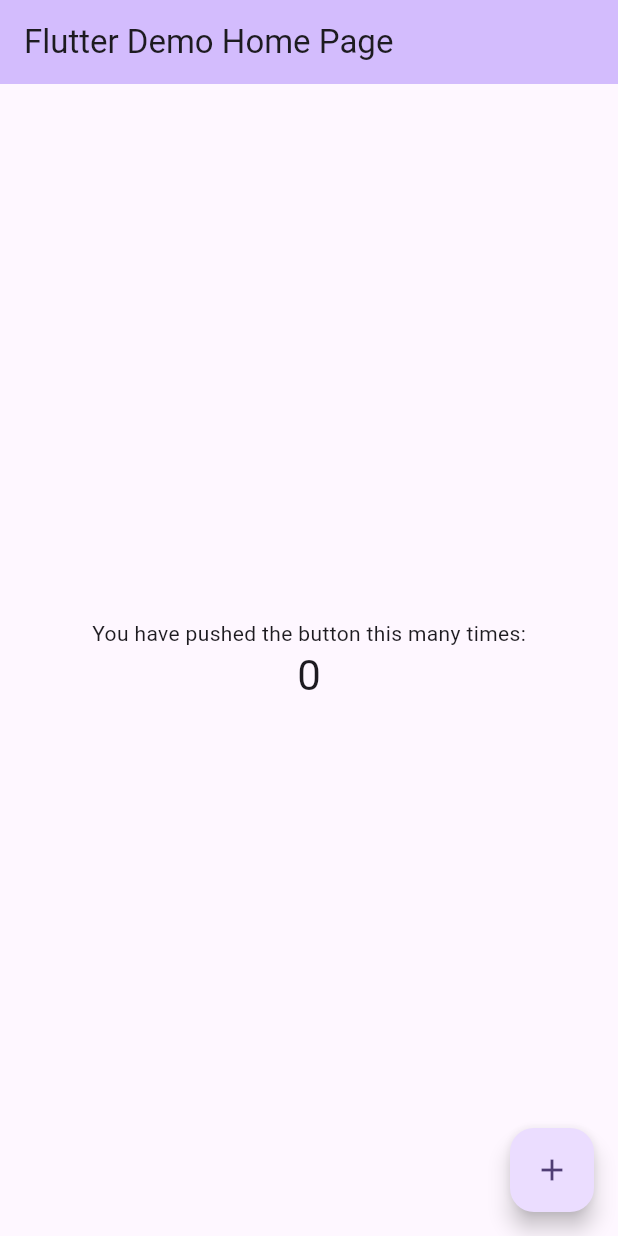
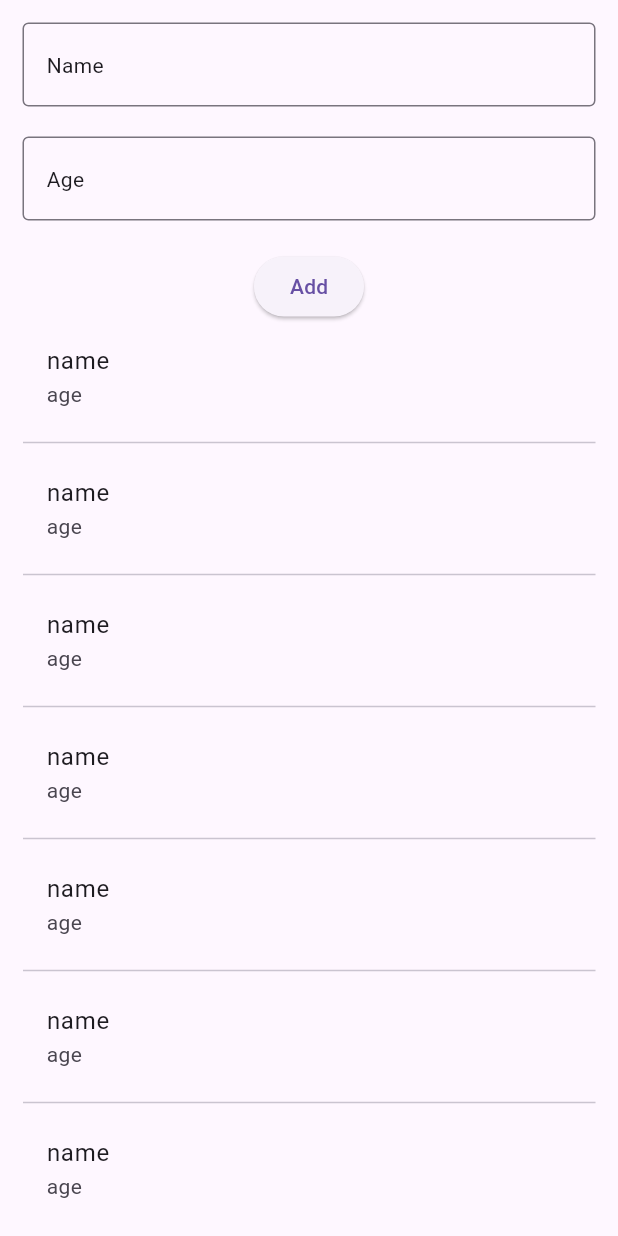
Before and after one commit to Ananduudayan180/flutter_samples, a Flutter app: the screen it shows after launch, on a phone screen of 412 x 824 dp. Run offline on Flutter 3.47's test engine with Material 3 defaults, Android fonts, the phone set to English and light mode, and no system bars.

Commit message:
feat(ui): add home screen with 2 text fields and a list

```diff
--- /dev/null
+++ b/hive_db_sample/lib/Screens/screen_home.dart
@@ -0,0 +1,24 @@
+import 'package:flutter/material.dart';
+import 'package:hive_db_sample/Screens/widgets/add_student_widget.dart';
+import 'package:hive_db_sample/Screens/widgets/list_student_widget.dart';
+
+class ScreenHome extends StatelessWidget {
+  const ScreenHome({super.key});
+
+  @override
+  Widget build(BuildContext context) {
+    return Scaffold(
+      body: SafeArea(
+        child: Padding(
+          padding: const EdgeInsets.all(15),
+          child: Column(
+            children: [
+              AddStudentWidget(),
+              Expanded(child: ListStudentWidget()),
+            ],
+          ),
+        ),
+      ),
+    );
+  }
+}
--- /dev/null
+++ b/hive_db_sample/lib/Screens/widgets/add_student_widget.dart
@@ -0,0 +1,32 @@
+import 'package:flutter/material.dart';
+
+class AddStudentWidget extends StatelessWidget {
+  final nameTextController = TextEditingController();
+  final ageTextController = TextEditingController();
+  AddStudentWidget({super.key});
+
+  @override
+  Widget build(BuildContext context) {
+    return Column(
+      children: [
+        TextFormField(
+          controller: nameTextController,
+          decoration: InputDecoration(
+            border: OutlineInputBorder(),
+            hint: Text('Name'),
+          ),
+        ),
+        SizedBox(height: 20),
+        TextFormField(
+          controller: ageTextController,
+          decoration: InputDecoration(
+            border: OutlineInputBorder(),
+            hint: Text('Age'),
+          ),
+        ),
+        SizedBox(height: 20),
+        ElevatedButton(onPressed: () {}, child: Text('Add')),
+      ],
+    );
+  }
+}
--- /dev/null
+++ b/hive_db_sample/lib/Screens/widgets/list_student_widget.dart
@@ -0,0 +1,18 @@
+import 'package:flutter/material.dart';
+
+class ListStudentWidget extends StatelessWidget {
+  const ListStudentWidget({super.key});
+
+  @override
+  Widget build(BuildContext context) {
+    return ListView.separated(
+      itemBuilder: (context, index) {
+        return ListTile(title: Text('name'), subtitle: Text('age'));
+      },
+      separatorBuilder: (context, index) {
+        return const Divider();
+      },
+      itemCount: 30,
+    );
+  }
+}
--- a/hive_db_sample/lib/main.dart
+++ b/hive_db_sample/lib/main.dart
@@ -1,122 +1,20 @@
 import 'package:flutter/material.dart';
+import 'package:hive_db_sample/Screens/screen_home.dart';
 
-void main() {
-  runApp(const MyApp());
+void main(List<String> args) {
+  runApp(MyApp());
 }
 
 class MyApp extends StatelessWidget {
   const MyApp({super.key});
 
-  // This widget is the root of your application.
   @override
   Widget build(BuildContext context) {
     return MaterialApp(
-      title: 'Flutter Demo',
-      theme: ThemeData(
-        // This is the theme of your application.
-        //
-        // TRY THIS: Try running your application with "flutter run". You'll see
-        // the application has a purple toolbar. Then, without quitting the app,
-        // try changing the seedColor in the colorScheme below to Colors.green
-        // and then invoke "hot reload" (save your changes or press the "hot
-        // reload" button in a Flutter-supported IDE, or press "r" if you used
-        // the command line to start the app).
-        //
-        // Notice that the counter didn't reset back to zero; the application
-        // state is not lost during the reload. To reset the state, use hot
-        // restart instead.
-        //
-        // This works for code too, not just values: Most code changes can be
-        // tested with just a hot reload.
-        colorScheme: ColorScheme.fromSeed(seedColor: Colors.deepPurple),
-      ),
-      home: const MyHomePage(title: 'Flutter Demo Home Page'),
+      debugShowCheckedModeBanner: false,
+      title: 'Hive DB Sample',
+      theme: ThemeData(primarySwatch: Colors.blue),
+      home: ScreenHome(),
     );
   }
 }
-
-class MyHomePage extends StatefulWidget {
-  const MyHomePage({super.key, required this.title});
-
-  // This widget is the home page of your application. It is stateful, meaning
-  // that it has a State object (defined below) that contains fields that affect
-  // how it looks.
-
-  // This class is the configuration for the state. It holds the values (in this
-  // case the title) provided by the parent (in this case the App widget) and
-  // used by the build method of the State. Fields in a Widget subclass are
-  // always marked "final".
-
-  final String title;
-
-  @override
-  State<MyHomePage> createState() => _MyHomePageState();
-}
-
-class _MyHomePageState extends State<MyHomePage> {
-  int _counter = 0;
-
-  void _incrementCounter() {
-    setState(() {
-      // This call to setState tells the Flutter framework that something has
-      // changed in this State, which causes it to rerun the build method below
-      // so that the display can reflect the updated values. If we changed
-      // _counter without calling setState(), then the build method would not be
-      // called again, and so nothing would appear to happen.
-      _counter++;
-    });
-  }
-
-  @override
-  Widget build(BuildContext context) {
-    // This method is rerun every time setState is called, for instance as done
-    // by the _incrementCounter method above.
-    //
-    // The Flutter framework has been optimized to make rerunning build methods
-    // fast, so that you can just rebuild anything that needs updating rather
-    // than having to individually change instances of widgets.
-    return Scaffold(
-      appBar: AppBar(
-        // TRY THIS: Try changing the color here to a specific color (to
-        // Colors.amber, perhaps?) and trigger a hot reload to see the AppBar
-        // change color while the other colors stay the same.
-        backgroundColor: Theme.of(context).colorScheme.inversePrimary,
-        // Here we take the value from the MyHomePage object that was created by
-        // the App.build method, and use it to set our appbar title.
-        title: Text(widget.title),
-      ),
-      body: Center(
-        // Center is a layout widget. It takes a single child and positions it
-        // in the middle of the parent.
-        child: Column(
-          // Column is also a layout widget. It takes a list of children and
-          // arranges them vertically. By default, it sizes itself to fit its
-          // children horizontally, and tries to be as tall as its parent.
-          //
-          // Column has various properties to control how it sizes itself and
-          // how it positions its children. Here we use mainAxisAlignment to
-          // center the children vertically; the main axis here is the vertical
-          // axis because Columns are vertical (the cross axis would be
-          // horizontal).
-          //
-          // TRY THIS: Invoke "debug painting" (choose the "Toggle Debug Paint"
-          // action in the IDE, or press "p" in the console), to see the
-          // wireframe for each widget.
-          mainAxisAlignment: MainAxisAlignment.center,
-          children: <Widget>[
-            const Text('You have pushed the button this many times:'),
-            Text(
-              '$_counter',
-              style: Theme.of(context).textTheme.headlineMedium,
-            ),
-          ],
-        ),
-      ),
-      floatingActionButton: FloatingActionButton(
-        onPressed: _incrementCounter,
-        tooltip: 'Increment',
-        child: const Icon(Icons.add),
-      ), // This trailing comma makes auto-formatting nicer for build methods.
-    );
-  }
-}
```
